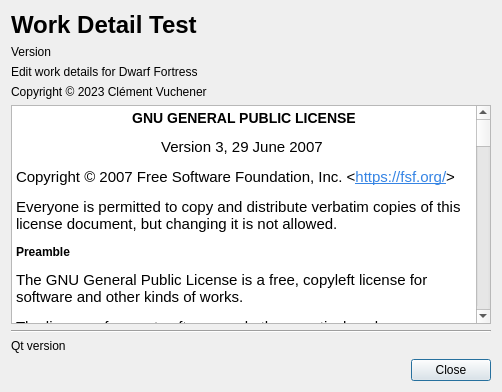
First picture: the form in ui/AboutDialog.ui, repository cvuchener/df-workdetailtest, before the edit.
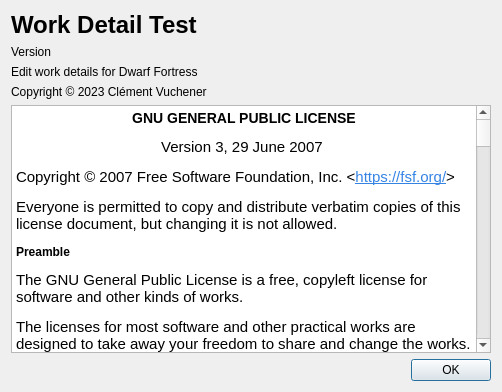
Second picture: the form after the edit.

Commit message: Add about Qt dialog and versions in log

Diff of the .ui file:
```diff
--- a/ui/AboutDialog.ui
+++ b/ui/AboutDialog.ui
@@ -180,27 +180,13 @@
      </property>
     </widget>
    </item>
-   <item>
-    <widget class="Line" name="line">
-     <property name="orientation">
-      <enum>Qt::Horizontal</enum>
-     </property>
-    </widget>
-   </item>
-   <item>
-    <widget class="QLabel" name="qt_version">
-     <property name="text">
-      <string>Qt version</string>
-     </property>
-    </widget>
-   </item>
    <item>
     <widget class="QDialogButtonBox" name="buttons">
      <property name="orientation">
       <enum>Qt::Horizontal</enum>
      </property>
      <property name="standardButtons">
-      <set>QDialogButtonBox::Close</set>
+      <set>QDialogButtonBox::Ok</set>
      </property>
     </widget>
    </item>
```
The commit also changes 4 other files.
